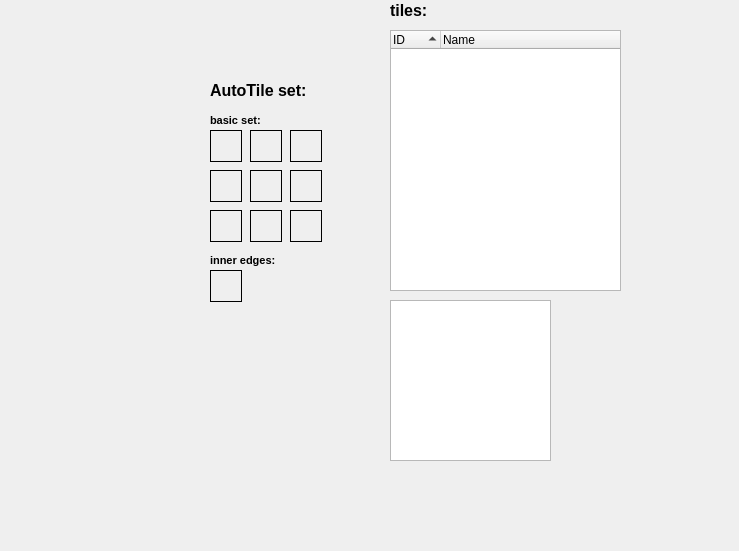
Old version of the form MapEditor/UI/AutoTileDatabaseWidget.ui in the repository seem-sky/Simple2D-Engine.
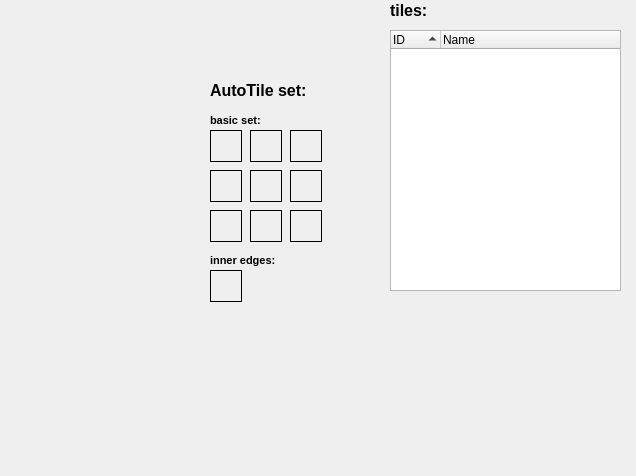
New version of the form. Custom widgets are drawn as their Qt base class.

What changed in the file:
```diff
--- a/MapEditor/UI/AutoTileDatabaseWidget.ui
+++ b/MapEditor/UI/AutoTileDatabaseWidget.ui
@@ -6,8 +6,8 @@
    <rect>
     <x>0</x>
     <y>0</y>
-    <width>739</width>
-    <height>551</height>
+    <width>636</width>
+    <height>476</height>
    </rect>
   </property>
   <property name="windowTitle">
@@ -33,23 +33,7 @@
     <string>tiles:</string>
    </property>
   </widget>
-  <widget class="QGraphicsView" name="m_pTileView">
-   <property name="geometry">
-    <rect>
-     <x>390</x>
-     <y>300</y>
-     <width>161</width>
-     <height>161</height>
-    </rect>
-   </property>
-   <property name="verticalScrollBarPolicy">
-    <enum>Qt::ScrollBarAsNeeded</enum>
-   </property>
-   <property name="dragMode">
-    <enum>QGraphicsView::ScrollHandDrag</enum>
-   </property>
-  </widget>
-  <widget class="QTreeWidget" name="m_pTileList">
+  <widget class="TilePrototypeDragTreeWidget" name="m_pTileList">
    <property name="geometry">
     <rect>
      <x>390</x>
@@ -359,6 +343,18 @@
    </property>
   </widget>
  </widget>
+ <customwidgets>
+  <customwidget>
+   <class>TilePrototypeDragTreeWidget</class>
+   <extends>QTreeWidget</extends>
+   <header>dragtreewidget.h</header>
+  </customwidget>
+  <customwidget>
+   <class>TileDropLabel</class>
+   <extends>QLabel</extends>
+   <header>dragtreewidget.h</header>
+  </customwidget>
+ </customwidgets>
  <tabstops>
   <tabstop>m_pTileList</tabstop>
   <tabstop>m_pTileView</tabstop>
```
Left out of the diff: 24 changed lines with no effect on the pictures.
